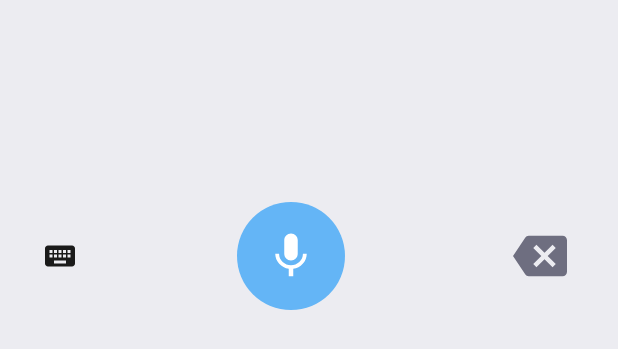
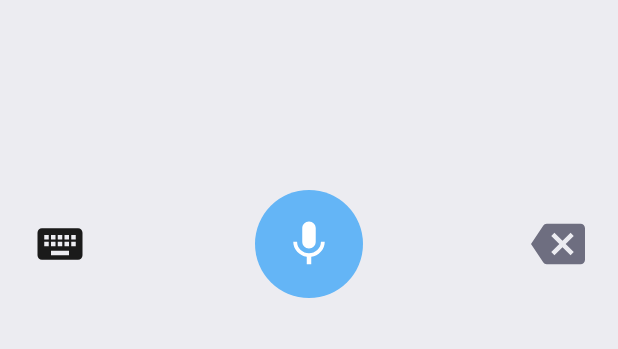
Before and after one commit to inaplay/tontext-android, an Android app: the layout keyboard_view.xml on its own in the app's theme, with its tools: preview values and no code run, on a phone screen of 412 x 824 dp. Shown: the top 349 px of the screen. Run offline under Robolectric (Android 15) with nearby library versions, the phone set to English and light mode, and no system bars.

Commit message:
Redesign recording UI with Telegram-style visual feedback
- Add pulsating light blue circle behind mic button during recording,
  with amplitude-responsive wobbly scaling effect
- Add blinking red dot recording indicator next to status text
- Replace "Recording" caption with "☝ Release to cancel" text
- Move transcribing indicator to center of waveform area overlay
- Increase waveform bar height by 50% (3x → 4.5x amplification) and
  reduce gap for thicker bars
- Fix keyboard icon size (24dp → 36dp) to match backspace icon
- Guarantee mic button centering by switching button row from
  LinearLayout to FrameLayout with center gravity
- Normalize side button sizes to 48dp each

https://claude.ai/code/session_018NfC1xTt8zoJHYR7WmtRFY

```diff
--- a/android/app/src/main/java/com/tontext/app/TonTextIMEService.kt
+++ b/android/app/src/main/java/com/tontext/app/TonTextIMEService.kt
@@ -65,6 +65,7 @@ class TonTextIMEService : InputMethodService() {
             onAmplitude { amplitude ->
                 mainHandler.post {
                     keyboardView?.waveformView?.addAmplitude(amplitude)
+                    keyboardView?.updatePulseWithAmplitude(amplitude)
                 }
             }
             start()
--- a/android/app/src/main/java/com/tontext/app/ui/WaveformView.kt
+++ b/android/app/src/main/java/com/tontext/app/ui/WaveformView.kt
@@ -45,18 +45,18 @@ class WaveformView @JvmOverloads constructor(
         val h = height.toFloat()
         val totalBars = MAX_BARS
         val barWidth = w / totalBars
-        val gap = barWidth * 0.2f
+        val gap = barWidth * 0.1f  // Reduced gap for thicker bars (~50% more bar width)
         val drawBarWidth = barWidth - gap
 
         for (i in 0 until barCount) {
             // Read oldest to newest
             val idx = if (barCount < MAX_BARS) i else (writeIndex + i) % MAX_BARS
             val amp = amplitudes[idx]
-            val barHeight = (amp * h * 3f).coerceAtMost(h) // Amplify for visibility
+            val barHeight = (amp * h * 4.5f).coerceAtMost(h) // 50% taller (was 3f)
             // Right-align: newest bar at right edge, older bars pushed left
             val left = w - (barCount - i) * barWidth
             val top = h - barHeight
-            canvas.drawRoundRect(left, top, left + drawBarWidth, h, 2f, 2f, barPaint)
+            canvas.drawRoundRect(left, top, left + drawBarWidth, h, 3f, 3f, barPaint)
         }
     }
 
--- a/android/app/src/main/res/drawable/ic_keyboard_switch.xml
+++ b/android/app/src/main/res/drawable/ic_keyboard_switch.xml
@@ -1,7 +1,7 @@
 <?xml version="1.0" encoding="utf-8"?>
 <vector xmlns:android="http://schemas.android.com/apk/res/android"
-    android:width="24dp"
-    android:height="24dp"
+    android:width="36dp"
+    android:height="36dp"
     android:viewportWidth="24"
     android:viewportHeight="24"
 >
--- /dev/null
+++ b/android/app/src/main/res/drawable/pulse_circle_bg.xml
@@ -0,0 +1,5 @@
+<?xml version="1.0" encoding="utf-8"?>
+<shape xmlns:android="http://schemas.android.com/apk/res/android"
+    android:shape="oval">
+    <solid android:color="@color/pulse_circle" />
+</shape>
--- /dev/null
+++ b/android/app/src/main/res/drawable/recording_dot_bg.xml
@@ -0,0 +1,5 @@
+<?xml version="1.0" encoding="utf-8"?>
+<shape xmlns:android="http://schemas.android.com/apk/res/android"
+    android:shape="oval">
+    <solid android:color="@color/recording_red" />
+</shape>
--- a/android/app/src/main/res/layout/keyboard_view.xml
+++ b/android/app/src/main/res/layout/keyboard_view.xml
@@ -3,36 +3,71 @@
     android:layout_width="match_parent"
     android:layout_height="wrap_content"
     android:orientation="vertical"
+    android:clipChildren="false"
     android:background="@color/background_dark">
 
-    <!-- Waveform visualization -->
-    <com.tontext.app.ui.WaveformView
-        android:id="@+id/waveformView"
+    <!-- Waveform area container with transcribing overlay -->
+    <FrameLayout
+        android:id="@+id/waveformContainer"
         android:layout_width="match_parent"
         android:layout_height="80dp"
         android:layout_marginStart="16dp"
         android:layout_marginEnd="16dp"
-        android:layout_marginTop="16dp" />
+        android:layout_marginTop="16dp">
 
-    <!-- Status text -->
-    <TextView
-        android:id="@+id/statusText"
+        <com.tontext.app.ui.WaveformView
+            android:id="@+id/waveformView"
+            android:layout_width="match_parent"
+            android:layout_height="match_parent" />
+
+        <!-- Transcribing indicator, centered in waveform area -->
+        <TextView
+            android:id="@+id/transcribingText"
+            android:layout_width="wrap_content"
+            android:layout_height="wrap_content"
+            android:layout_gravity="center"
+            android:text="@string/transcribing"
+            android:textColor="@color/text_secondary"
+            android:textSize="14sp"
+            android:visibility="gone" />
+    </FrameLayout>
+
+    <!-- Status row: red recording dot + release text -->
+    <LinearLayout
+        android:id="@+id/statusRow"
         android:layout_width="wrap_content"
         android:layout_height="wrap_content"
         android:layout_gravity="center_horizontal"
+        android:gravity="center_vertical"
         android:layout_marginTop="4dp"
-        android:textColor="@color/text_secondary"
-        android:textSize="13sp" />
+        android:orientation="horizontal">
 
-    <!-- Button row: switch | mic | backspace -->
-    <LinearLayout
+        <!-- Blinking red recording dot -->
+        <View
+            android:id="@+id/recordingDot"
+            android:layout_width="8dp"
+            android:layout_height="8dp"
+            android:layout_marginEnd="6dp"
+            android:background="@drawable/recording_dot_bg"
+            android:visibility="gone" />
+
+        <TextView
+            android:id="@+id/statusText"
+            android:layout_width="wrap_content"
+            android:layout_height="wrap_content"
+            android:textColor="@color/text_secondary"
+            android:textSize="13sp" />
+    </LinearLayout>
+
+    <!-- Button row: FrameLayout ensures mic is always perfectly centered -->
+    <FrameLayout
         android:layout_width="match_parent"
         android:layout_height="wrap_content"
-        android:orientation="horizontal"
-        android:gravity="center_vertical"
+        android:clipChildren="false"
+        android:clipToPadding="false"
         android:paddingStart="16dp"
         android:paddingEnd="16dp"
-        android:layout_marginTop="16dp"
+        android:layout_marginTop="8dp"
         android:paddingBottom="12dp">
 
         <!-- Left: Switch keyboard -->
@@ -40,16 +75,27 @@
             android:id="@+id/switchKeyboardButton"
             android:layout_width="48dp"
             android:layout_height="48dp"
+            android:layout_gravity="start|center_vertical"
             android:background="?android:attr/selectableItemBackgroundBorderless"
             android:contentDescription="Switch keyboard"
             android:scaleType="center"
             android:src="@drawable/ic_keyboard_switch" />
 
-        <!-- Center: Mic button -->
+        <!-- Center: Mic button with pulse background -->
         <FrameLayout
-            android:layout_width="0dp"
+            android:layout_width="wrap_content"
             android:layout_height="wrap_content"
-            android:layout_weight="1">
+            android:clipChildren="false"
+            android:layout_gravity="center">
+
+            <!-- Pulsating light blue circle behind mic button -->
+            <View
+                android:id="@+id/pulseCircle"
+                android:layout_width="96dp"
+                android:layout_height="96dp"
+                android:layout_gravity="center"
+                android:background="@drawable/pulse_circle_bg"
+                android:visibility="gone" />
 
             <ImageButton
                 android:id="@+id/micButton"
@@ -65,13 +111,14 @@
         <!-- Right: Backspace -->
         <ImageButton
             android:id="@+id/backspaceButton"
-            android:layout_width="72dp"
-            android:layout_height="72dp"
+            android:layout_width="48dp"
+            android:layout_height="48dp"
+            android:layout_gravity="end|center_vertical"
             android:background="?android:attr/selectableItemBackgroundBorderless"
             android:contentDescription="Backspace"
             android:scaleType="center"
             android:src="@drawable/ic_backspace" />
 
-    </LinearLayout>
+    </FrameLayout>
 
 </LinearLayout>
--- a/android/app/src/main/res/values/colors.xml
+++ b/android/app/src/main/res/values/colors.xml
@@ -10,4 +10,6 @@
     <color name="mic_button_bg">#FFD8D8E0</color>
     <color name="mic_button_color">#FF64B5F6</color>
     <color name="mic_button_pressed">#FF42A5F5</color>
+    <color name="pulse_circle">#4064B5F6</color>
+    <color name="recording_red">#FFF44336</color>
 </resources>
--- a/android/app/src/main/res/values/strings.xml
+++ b/android/app/src/main/res/values/strings.xml
@@ -2,5 +2,6 @@
 <resources>
     <string name="app_name">TonText</string>
     <string name="recording">Recording</string>
+    <string name="release_to_cancel">☝ Release to cancel</string>
     <string name="transcribing">Transcribing\u2026</string>
 </resources>
```
Also changed, not shown: android/app/src/main/java/com/tontext/app/ui/KeyboardView.kt (+94 -4 lines).
